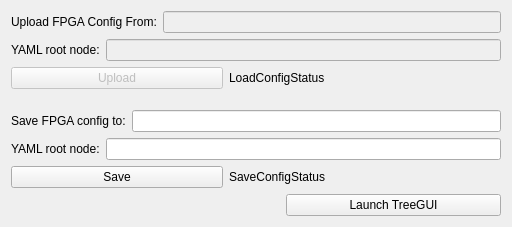
Above: blenApp/ui/fpga_config.ui from slaclab/BunchLengthMonitor before the change. Below: the same form after it.
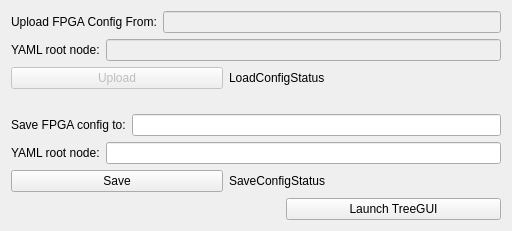
That is the form after the change. Custom widgets are drawn as their Qt base class.

Commit message: Named save config fields in Qt Designer file for fpga config

Patch:
```diff
--- a/blenApp/ui/fpga_config.ui
+++ b/blenApp/ui/fpga_config.ui
@@ -7,7 +7,7 @@
     <x>0</x>
     <y>0</y>
     <width>512</width>
-    <height>227</height>
+    <height>231</height>
    </rect>
   </property>
   <property name="windowTitle">
```
Left out of the diff: 4 changed lines with no effect on the pictures.
